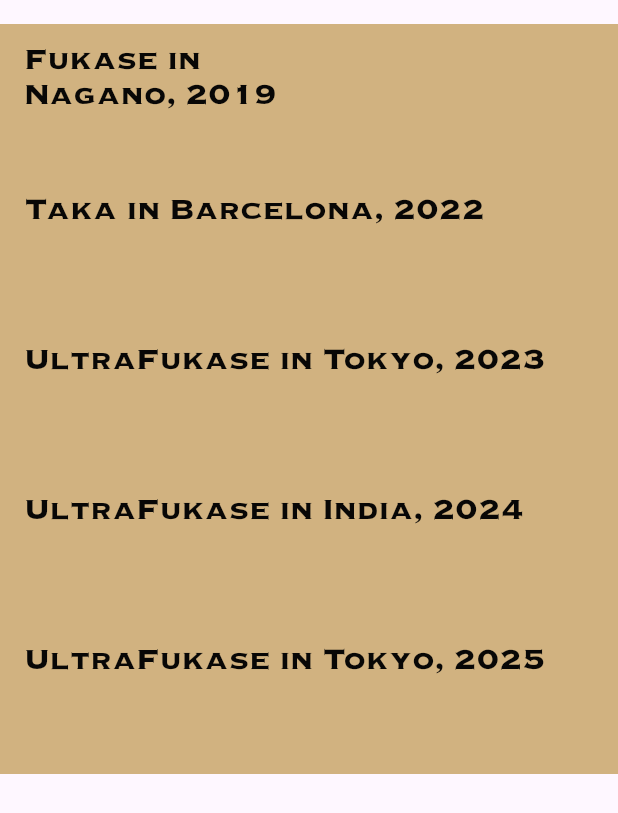
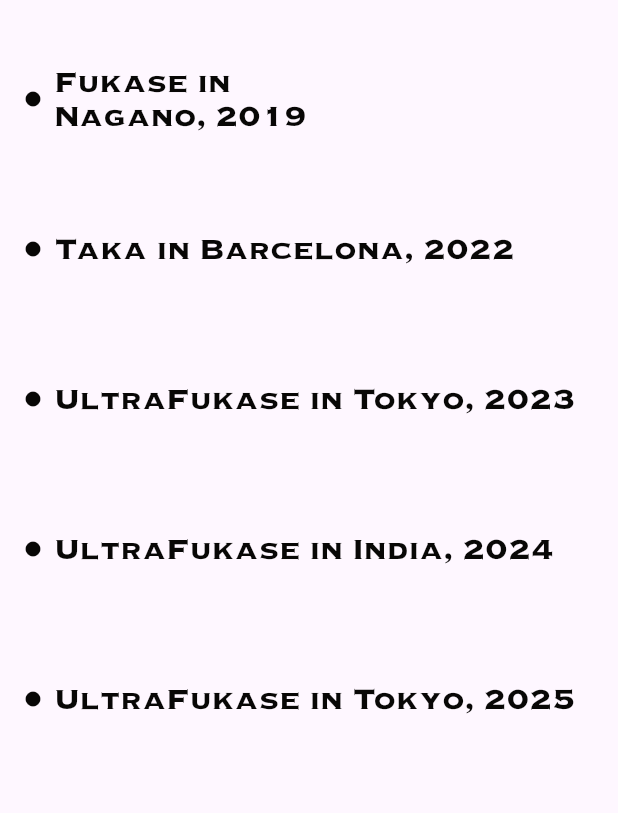
Before and after one commit to Takamasa-Fukase/Sample_RAG_Chat_Front, a Flutter app: the SideMenu widget shown alone on an empty page, opened directly, on a phone screen of 412 x 824 dp. Shown: the top 813 px of the screen. Run offline on Flutter 3.47's test engine with Material 3 defaults, Android fonts, the phone set to English and light mode, and no system bars; our stand-ins replace flutter_chat_types, flutter_chat_ui, flutter_markdown, flutter_riverpod, lottie; missing offline and left inert: dart:html; network calls fail.

Commit message:
UI調整

```diff
--- a/lib/presentation/side_menu/side_menu.dart
+++ b/lib/presentation/side_menu/side_menu.dart
@@ -78,7 +78,6 @@ class SideMenuState extends State<SideMenu> {
 
   Widget listItem({required String title, required Function() onTap}) {
     return Container(
-      color: CustomColor.goldLeaf,
       // decoration: BoxDecoration(
       //   color: CustomColor.paper,
       //   borderRadius: BorderRadius.all(Radius.circular(30)),
@@ -89,7 +88,6 @@ class SideMenuState extends State<SideMenu> {
       // ),
       // カード自体を浮いて見せる為のマージン
       // margin: EdgeInsets.only(top: 4, left: 16, right: 16, bottom: 4),
-      height: 100,
       child: Material(
         color: Colors.transparent,
         // タップ時のエフェクトの為にInkwellを使用
@@ -103,13 +101,29 @@ class SideMenuState extends State<SideMenu> {
           // borderRadius: BorderRadius.all(Radius.circular(30)),
           child: Container(
             // カードの内側の余白
+            height: 100,
             padding: EdgeInsets.only(top: 12, left: 16, right: 16, bottom: 12),
-            child: Text(
-              title,
-              style: TextStyle(
+            child: Row(
+              children: [
+                Icon(
+                  Icons.circle,
                   color: CustomColor.blackSteel,
-                  fontSize: 16,
-                  fontFamily: 'Copperplate-Heavy'),
+                  size: 12,
+                ),
+
+                SizedBox(width: 8,),
+
+                Flexible(
+                  child: Text(
+                    title,
+                    style: TextStyle(
+                      color: CustomColor.blackSteel,
+                      fontSize: 16,
+                      fontFamily: 'Copperplate-Heavy',
+                    ),
+                  ),
+                ),
+              ],
             ),
           ),
         ),
```
